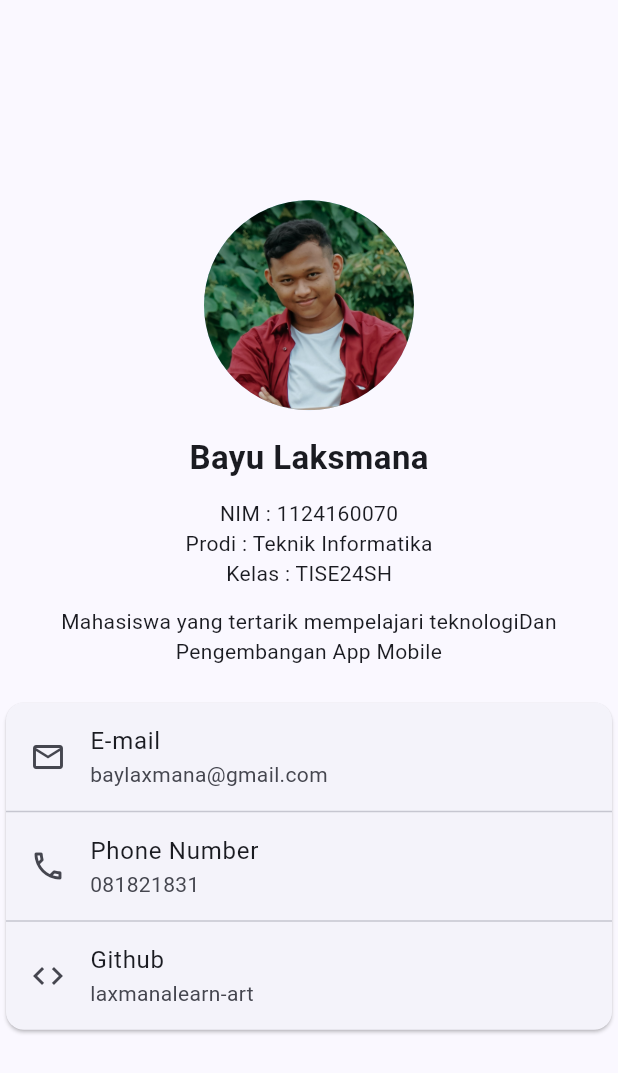
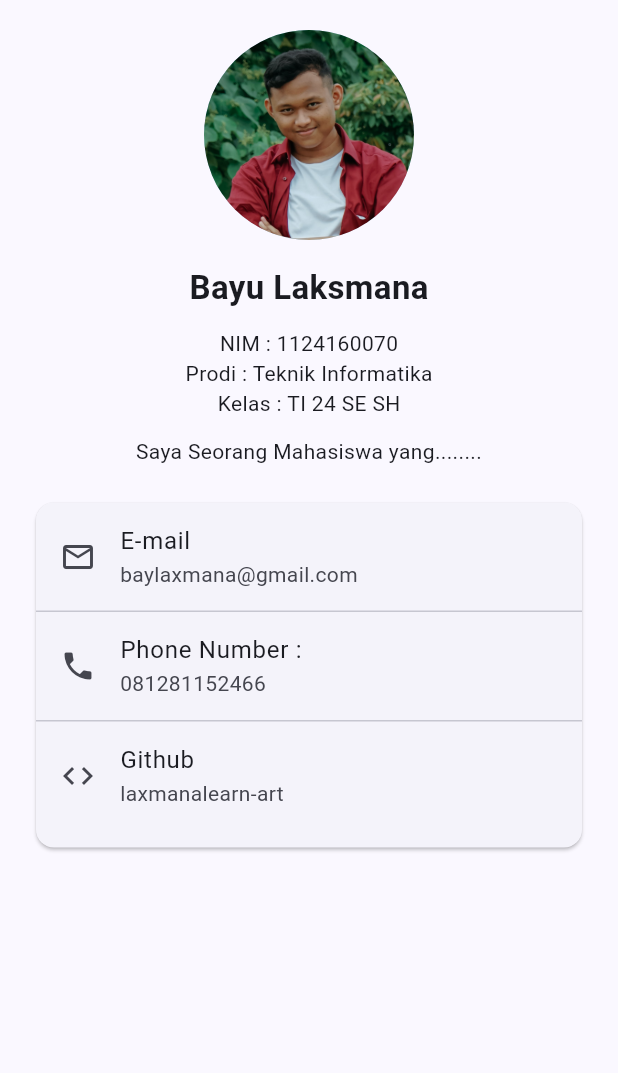
Before and after one commit to laxmanalearn-art/uts-pml-1124160070, a Flutter app: the screen it shows after launch, on a phone screen of 412 x 824 dp. Shown: the top 1073 px of the screen. Run offline on Flutter 3.47's test engine with Material 3 defaults, Android fonts, the phone set to English and light mode, and no system bars.

Commit message:
add : Memperbaiki card dan halaman profil

```diff
--- a/soal2_profil_app/lib/screens/profile_page.dart
+++ b/soal2_profil_app/lib/screens/profile_page.dart
@@ -1,12 +1,33 @@
 import 'package:flutter/material.dart';
+import 'package:soal2_profil_app/widgets/info_tile.dart';
+import 'package:soal2_profil_app/models/profile.dart';
 
-class ProfilePage extends StatelessWidget {
-  const ProfilePage({super.key});
+class ProfilePage extends StatefulWidget {
+  const new({super.key});
 
   @override
+  State<ProfilePage> createState() => _ProfilePageState();
+}
+
+class _ProfilePageState extends State<ProfilePage> {
+  Profile profile = Profile(
+    nama: 'Bayu Laksmana',
+    nim: '1124160070',
+    kelas: 'TI 24 SE SH',
+    prodi: 'Teknik Informatika',
+    bio: 'Saya Seorang Mahasiswa yang........',
+    email: 'baylaxmana@gmail.com',
+    phone: '081281152466',
+    github: 'laxmanalearn-art',
+    photo: 'assets/images/profile.jpg',
+  );
+
   Widget build(BuildContext context) {
     return Scaffold(
-      body: Center(
+      body: SafeArea(
+        child: SingleChildScrollView(
+          child: Padding(
+            padding: const EdgeInsets.all(20),
             child: Column(
               mainAxisSize: MainAxisSize.min,
               crossAxisAlignment: CrossAxisAlignment.center,
@@ -14,50 +35,55 @@ class ProfilePage extends StatelessWidget {
                 CircleAvatar(
                   radius: 70,
                   backgroundColor: Colors.blue.shade100,
-              backgroundImage: AssetImage('assets/images/profile.jpg'),
+                  backgroundImage: AssetImage(profile.photo),
                 ),
                 const SizedBox(height: 16),
-            const Text(
-              'Bayu Laksmana',
+                Text(
+                  profile.nama,
                   style: TextStyle(fontSize: 22, fontWeight: FontWeight.bold),
                 ),
                 const SizedBox(height: 12),
-            const Text('NIM : 1124160070'),
-            const Text('Prodi : Teknik Informatika'),
-            const Text('Kelas : TISE24SH'),
-            const SizedBox(height: 12),
-            const Text(
-              'Mahasiswa yang tertarik mempelajari teknologi'
-              'Dan Pengembangan App Mobile',
-              textAlign: TextAlign.center,
-            ),
+                Text('NIM : ${profile.nim}'),
+                Text('Prodi : ${profile.prodi}'),
+                Text('Kelas : ${profile.kelas}'),
+                SizedBox(height: 12),
+                Text(profile.bio, textAlign: TextAlign.center),
                 const SizedBox(height: 20),
                 Card(
                   child: Column(
                     children: [
-                  const ListTile(
-                    leading: Icon(Icons.email_outlined),
-                    title: Text('E-mail'),
-                    subtitle: Text('baylaxmana@gmail.com'),
+                      InfoTile(
+                        icon: Icons.email_outlined,
+                        title: 'E-mail',
+                        subtitle: profile.email,
                       ),
                       const Divider(height: 1),
-                  const ListTile(
-                    leading: Icon(Icons.phone_outlined),
-                    title: Text('Phone Number'),
-                    subtitle: Text('081821831'),
+                      InfoTile(
+                        icon: Icons.phone,
+                        title: 'Phone Number :',
+                        subtitle: profile.phone,
                       ),
                       const Divider(height: 1),
-                  const ListTile(
-                    leading: Icon(Icons.code),
-                    title: Text('Github'),
-                    subtitle: Text('laxmanalearn-art'),
+                      InfoTile(
+                        icon: Icons.code,
+                        title: 'Github',
+                        subtitle: profile.github,
                       ),
+                      SizedBox(height: 12),
                     ],
                   ),
                 ),
               ],
             ),
           ),
+        ),
+      ),
     );
   }
 }
+// class ProfilePage extends StatelessWidget {
+//   const ProfilePage({super.key});
+
+//   @override
+
+// }
--- a/soal2_profil_app/lib/widgets/info_tile.dart
+++ b/soal2_profil_app/lib/widgets/info_tile.dart
@@ -0,0 +1,23 @@
+import 'package:flutter/material.dart';
+
+class InfoTile extends StatelessWidget {
+  final IconData icon;
+  final String title;
+  final String subtitle;
+
+  const InfoTile({
+    super.key,
+    required this.icon,
+    required this.title,
+    required this.subtitle,
+  });
+
+  @override
+  Widget build(BuildContext context) {
+    return ListTile(
+      leading: Icon(icon),
+      title: Text(title),
+      subtitle: Text(subtitle),
+    );
+  }
+}
```
Lines whose indentation alone changed are shown as unchanged.
